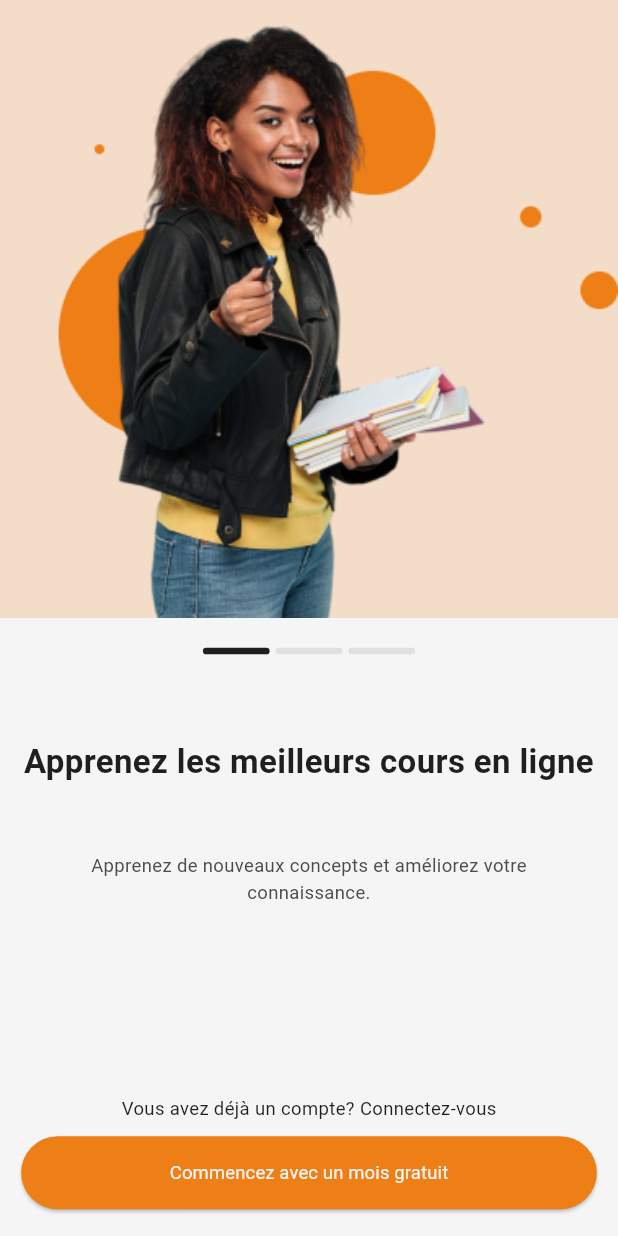
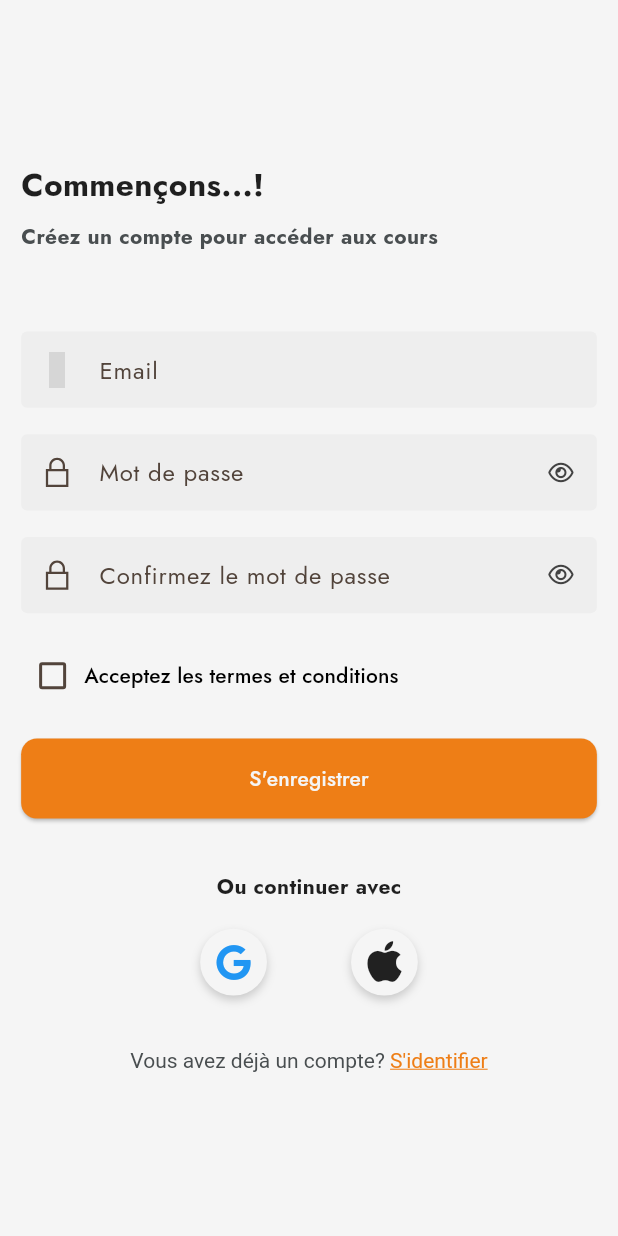
Before and after one commit to StephaneKuma/dex_ecoaching, a Flutter app: the screen it shows after launch, after a tap on "Commencez avec un mois gratuit", on a phone screen of 412 x 824 dp. Run offline on Flutter 3.47's test engine with Material 3 defaults, Android fonts, the phone set to English and light mode, and no system bars; our stand-ins replace auto_route, dartz, flutter_screenutil, font_awesome_flutter, get_it, google_fonts and 2 more; generated files the repository leaves out were written again; Roboto replaces fonts that are missing (Sarabun); grey boxes are pictures that could not be loaded.

Commit message:
WIP (Work In Progress) on authentication pages
- Add registration and sign in pages

```diff
--- a/lib/main.dart
+++ b/lib/main.dart
@@ -56,7 +56,7 @@ class MyApp extends StatelessWidget {
           primarySwatch: Colors.amber,
           inputDecorationTheme: InputDecorationTheme(
             contentPadding:
-                const EdgeInsets.symmetric(vertical: 15, horizontal: 5),
+                EdgeInsets.symmetric(vertical: 15.h, horizontal: 5.w),
             filled: true,
             fillColor: Colors.grey.shade200,
             // fillColor: Colors.white,
@@ -65,19 +65,19 @@ class MyApp extends StatelessWidget {
             // isDense: true,
             border: OutlineInputBorder(
               borderSide: BorderSide.none,
-              borderRadius: BorderRadius.circular(10),
+              borderRadius: BorderRadius.circular(12.r),
             ),
             focusedBorder: OutlineInputBorder(
-              borderSide: const BorderSide(width: 1, color: kPrimaryColor),
-              borderRadius: BorderRadius.circular(10),
+              borderSide: BorderSide(width: 1.w, color: kPrimaryColor),
+              borderRadius: BorderRadius.circular(12.r),
             ),
             enabledBorder: const OutlineInputBorder(
               borderSide: BorderSide.none,
             ),
           ),
           checkboxTheme: CheckboxThemeData(
-            checkColor: WidgetStateProperty.all(Colors.white),
-            fillColor: WidgetStateProperty.all(kPrimaryColor),
+            checkColor: WidgetStateProperty.all(kPrimaryColor),
+            // fillColor: WidgetStateProperty.all(kPrimaryColor),
           ),
           radioTheme: RadioThemeData(
             fillColor: WidgetStateProperty.all(kPrimaryColor),
--- a/lib/src/core/router/index.dart
+++ b/lib/src/core/router/index.dart
@@ -1,4 +1,5 @@
 import 'package:auto_route/auto_route.dart';
+import 'package:e_coaching/src/features/authentication/presentation/pages/index.dart';
 import 'package:e_coaching/src/features/onboarding/presentation/pages/index.dart';
 
 part 'index.gr.dart';
@@ -13,5 +14,15 @@ class AppRouter extends _$AppRouter {
           transitionsBuilder: TransitionsBuilders.fadeIn,
           durationInMilliseconds: 500,
         ),
+        CustomRoute(
+          page: SignInRoute.page,
+          transitionsBuilder: TransitionsBuilders.fadeIn,
+          durationInMilliseconds: 500,
+        ),
+        CustomRoute(
+          page: RegistrationRoute.page,
+          transitionsBuilder: TransitionsBuilders.fadeIn,
+          durationInMilliseconds: 500,
+        ),
       ];
 }
--- /dev/null
+++ b/lib/src/core/widgets/button.dart
@@ -0,0 +1,32 @@
+// ignore_for_file: public_member_api_docs, sort_constructors_first
+import 'package:flutter/material.dart';
+import 'package:flutter_screenutil/flutter_screenutil.dart';
+
+import 'package:e_coaching/src/core/constants/colors.dart';
+
+class Button extends StatelessWidget {
+  const Button({
+    super.key,
+    this.onPressed,
+    required this.label,
+  });
+
+  final void Function()? onPressed;
+  final String label;
+
+  @override
+  Widget build(BuildContext context) {
+    return ElevatedButton(
+      onPressed: onPressed,
+      style: ElevatedButton.styleFrom(
+        minimumSize: Size.fromHeight(60.h),
+        backgroundColor: kPrimaryColor,
+        foregroundColor: kSecondaryColor,
+        shape: RoundedRectangleBorder(
+          borderRadius: BorderRadius.circular(12.r),
+        ),
+      ),
+      child: Text(label),
+    );
+  }
+}
--- /dev/null
+++ b/lib/src/core/widgets/custom_text_form_field.dart
@@ -0,0 +1,65 @@
+import 'package:flutter/material.dart';
+import 'package:font_awesome_flutter/font_awesome_flutter.dart';
+
+class CustomTextFormField extends StatefulWidget {
+  const CustomTextFormField({
+    super.key,
+    required this.keyboardType,
+    required this.prefixIcon,
+    this.hasSuffix = false,
+    required this.label,
+    this.controller,
+    this.validator,
+  });
+
+  final TextInputType keyboardType;
+  final Icon prefixIcon;
+  final bool hasSuffix;
+  final String label;
+  final TextEditingController? controller;
+  final String? Function(String? value)? validator;
+
+  @override
+  State<CustomTextFormField> createState() => _CustomTextFormFieldState();
+}
+
+class _CustomTextFormFieldState extends State<CustomTextFormField> {
+  late bool _isObscured;
+
+  @override
+  void initState() {
+    super.initState();
+    _isObscured = widget.hasSuffix;
+  }
+
+  @override
+  Widget build(BuildContext context) {
+    return TextFormField(
+      cursorColor: Colors.grey.shade700,
+      keyboardType: widget.keyboardType,
+      obscureText: _isObscured,
+      decoration: InputDecoration(
+        hintText: widget.label,
+        prefixIcon: widget.prefixIcon,
+        suffixIcon: widget.hasSuffix
+            ? IconButton(
+                onPressed: () {
+                  setState(() {
+                    _isObscured = !_isObscured;
+                  });
+                },
+                icon: FaIcon(
+                  _isObscured
+                      ? FontAwesomeIcons.eye
+                      : FontAwesomeIcons.eyeSlash,
+                  size: 15,
+                  color: Colors.grey.shade800,
+                ),
+              )
+            : const SizedBox(),
+      ),
+      validator: widget.validator,
+      controller: widget.controller,
+    );
+  }
+}
--- /dev/null
+++ b/lib/src/features/authentication/presentation/pages/index.dart
@@ -0,0 +1,2 @@
+export 'registration_page.dart';
+export 'sign_in_page.dart';
--- /dev/null
+++ b/lib/src/features/authentication/presentation/pages/registration_page.dart
@@ -0,0 +1,227 @@
+import 'package:auto_route/auto_route.dart';
+import 'package:flutter/material.dart';
+import 'package:flutter_gen/gen_l10n/app_localizations.dart';
+import 'package:flutter_screenutil/flutter_screenutil.dart';
+import 'package:font_awesome_flutter/font_awesome_flutter.dart';
+import 'package:line_icons/line_icon.dart';
+
+import 'package:e_coaching/src/core/constants/colors.dart';
+import 'package:e_coaching/src/core/constants/dimensions.dart';
+import 'package:e_coaching/src/core/router/index.dart';
+import 'package:e_coaching/src/core/widgets/button.dart';
+import 'package:e_coaching/src/core/widgets/custom_text_form_field.dart';
+
+@RoutePage()
+class RegistrationPage extends StatefulWidget {
+  const RegistrationPage({super.key});
+
+  @override
+  State<RegistrationPage> createState() => _RegistrationPageState();
+}
+
+class _RegistrationPageState extends State<RegistrationPage> {
+  final GlobalKey<FormState> formKey = GlobalKey<FormState>();
+
+  late TextEditingController emailNameController;
+  late TextEditingController passwordController;
+  late TextEditingController confirmPasswordController;
+
+  bool termsAndConditions = false;
+
+  @override
+  void initState() {
+    emailNameController = TextEditingController(text: '');
+    passwordController = TextEditingController(text: '');
+    confirmPasswordController = TextEditingController(text: '');
+
+    super.initState();
+  }
+
+  @override
+  void dispose() {
+    emailNameController.dispose();
+    passwordController.dispose();
+    confirmPasswordController.dispose();
+
+    super.dispose();
+  }
+
+  @override
+  Widget build(BuildContext context) {
+    return Scaffold(
+      body: Padding(
+        padding: EdgeInsets.symmetric(horizontal: 16.w),
+        child: Column(
+          mainAxisAlignment: MainAxisAlignment.center,
+          crossAxisAlignment: CrossAxisAlignment.start,
+          children: <Widget>[
+            Text(
+              AppLocalizations.of(context)!.letUsGetStarted,
+              style: TextStyle(
+                fontSize: 24.sp,
+                fontWeight: FontWeight.w700,
+                color: kTitleColor,
+              ),
+            ),
+            SizedBox(height: 10.h),
+            Text(
+              AppLocalizations.of(context)!.createAnAccountToAccessCourses,
+              style: const TextStyle(
+                // fontSize: 14.sp,
+                fontWeight: FontWeight.bold,
+                color: kTextColor,
+              ),
+            ),
+            SizedBox(height: (kDefaultSizedBoxHeight * 3).h),
+            Form(
+              key: formKey,
+              child: Column(
+                children: <Widget>[
+                  CustomTextFormField(
+                    keyboardType: TextInputType.emailAddress,
+                    prefixIcon: const LineIcon.envelopeAlt(),
+                    label: "Email",
+                    controller: emailNameController,
+                    validator: (value) {
+                      return null;
+                    },
+                  ),
+                  SizedBox(height: kDefaultSizedBoxHeight.h),
+                  CustomTextFormField(
+                    keyboardType: TextInputType.visiblePassword,
+                    prefixIcon: const LineIcon.lock(),
+                    label: AppLocalizations.of(context)!.password,
+                    hasSuffix: true,
+                    controller: passwordController,
+                    validator: (value) {
+                      return null;
+                    },
+                  ),
+                  SizedBox(height: kDefaultSizedBoxHeight.h),
+                  CustomTextFormField(
+                    keyboardType: TextInputType.visiblePassword,
+                    prefixIcon: const LineIcon.lock(),
+                    label: AppLocalizations.of(context)!.confirmPassword,
+                    hasSuffix: true,
+                    controller: confirmPasswordController,
+                    validator: (value) {
+                      return null;
+                    },
+                  ),
+                  SizedBox(height: kDefaultSizedBoxHeight.h),
+                  CheckboxMenuButton(
+                    value: termsAndConditions,
+                    onChanged: (value) {
+                      setState(() {
+                        termsAndConditions = value!;
+                      });
+                    },
+                    style: TextButton.styleFrom(
+                      foregroundColor: Colors.black,
+                      shape: RoundedRectangleBorder(
+                        borderRadius: BorderRadius.circular(12.r),
+                      ),
+                    ),
+                    child: Text(AppLocalizations.of(context)!.acceptTerms),
+                  ),
+                  SizedBox(height: kDefaultSizedBoxHeight.h),
+                  Button(
+                    onPressed: () {},
+                    label: AppLocalizations.of(context)!.register,
+                  ),
+                  SizedBox(height: (kDefaultSizedBoxHeight * 2).h),
+                  Text(
+                    AppLocalizations.of(context)!.orContinueWith,
+                    style: const TextStyle(
+                      color: kTitleColor,
+                      fontWeight: FontWeight.bold,
+                    ),
+                  ),
+                  SizedBox(height: kDefaultSizedBoxHeight.h),
+                  SizedBox(
+                    width: (MediaQuery.of(context).size.width * .4).w,
+                    child: Row(
+                      mainAxisSize: MainAxisSize.min,
+                      children: <Widget>[
+                        GestureDetector(
+                          onTap: () {},
+                          child: Container(
+                            height: 50.h,
+                            width: 50.h,
+                            decoration: BoxDecoration(
+                              color: Colors.grey.shade100,
+                              borderRadius: BorderRadius.circular(25.r),
+                              boxShadow: <BoxShadow>[
+                                BoxShadow(
+                                  color: Colors.grey.withOpacity(0.5),
+                                  blurRadius: 5.r,
+                                  offset: const Offset(0, 3),
+                                )
+                              ],
+                            ),
+                            child: const Center(
+                              child: FaIcon(
+                                FontAwesomeIcons.google,
+                                color: Colors.blue,
+                              ),
+                            ),
+                          ),
+                        ),
+                        const Spacer(),
+                        GestureDetector(
+                          onTap: () {},
+                          child: Container(
+                            height: 50.h,
+                            width: 50.h,
+                            decoration: BoxDecoration(
+                              color: Colors.grey.shade100,
+                              borderRadius: BorderRadius.circular(25.r),
+                              boxShadow: <BoxShadow>[
+                                BoxShadow(
+                                  color: Colors.grey.withOpacity(0.5),
+                                  blurRadius: 5.r,
+                                  offset: const Offset(0, 3),
+                                )
+                              ],
+                            ),
+                            child: Center(
+                              child: FaIcon(
+                                FontAwesomeIcons.apple,
+                                size: 35.h,
+                              ),
+                            ),
+                          ),
+                        ),
+                      ],
+                    ),
+                  ),
+                  SizedBox(height: (kDefaultSizedBoxHeight * 2).h),
+                  GestureDetector(
+                    onTap: () => context.router.push(const SignInRoute()),
+                    child: RichText(
+                      text: TextSpan(
+                        text:
+                            "${AppLocalizations.of(context)!.alreadyHaveAccount} ",
+                        style: const TextStyle(color: kTextColor),
+                        children: <TextSpan>[
+                          TextSpan(
+                            text: AppLocalizations.of(context)!.signIn,
+                            style: const TextStyle(
+                              color: kPrimaryColor,
+                              decoration: TextDecoration.underline,
+                              decorationStyle: TextDecorationStyle.solid,
+                            ),
+                          )
+                        ],
+                      ),
+                    ),
+                  )
+                ],
+              ),
+            )
+          ],
+        ),
+      ),
+    );
+  }
+}
--- a/lib/src/features/onboarding/presentation/pages/onboarding_page.dart
+++ b/lib/src/features/onboarding/presentation/pages/onboarding_page.dart
@@ -1,4 +1,6 @@
 import 'package:auto_route/auto_route.dart';
+import 'package:e_coaching/src/core/router/index.dart';
+import 'package:e_coaching/src/core/widgets/button.dart';
 import 'package:flutter/material.dart';
 import 'package:flutter_gen/gen_l10n/app_localizations.dart';
 import 'package:flutter_screenutil/flutter_screenutil.dart';
@@ -110,12 +112,12 @@ class _OnboardingPageState extends State<OnboardingPage> {
                       ),
                       SizedBox(height: (kDefaultSizedBoxHeight * 2.5).h),
                       Padding(
-                        padding: EdgeInsets.symmetric(horizontal: 50.h),
+                        padding: EdgeInsets.symmetric(horizontal: 30.h),
                         child: Text(
                           descriptions[currentIndex],
                           textAlign: TextAlign.center,
                           style: GoogleFonts.sarabun(
-                            fontSize: 14.sp,
+                            // fontSize: 14.sp,
                             fontWeight: FontWeight.normal,
                             color: kTextColor,
                           ),
@@ -127,31 +129,22 @@ class _OnboardingPageState extends State<OnboardingPage> {
                   Column(
                     children: <Widget>[
                       GestureDetector(
-                        onTap: () {},
+                        onTap: () => context.router.push(const SignInRoute()),
                         child: Text(
-                          AppLocalizations.of(context)!.alreadyHaveAccount,
+                          AppLocalizations.of(context)!.alreadyHaveAccountSignIn,
                           style: GoogleFonts.sarabun(
-                            fontSize: 14.sp,
+                            // fontSize: 14.sp,
                             fontWeight: FontWeight.normal,
                             color: kTitleColor,
                           ),
                         ),
                       ),
-                      SizedBox(height: 10.h),
-                      ElevatedButton(
-                        onPressed: () {},
-                        style: ElevatedButton.styleFrom(
-                          backgroundColor: kPrimaryColor,
-                          minimumSize: Size.fromHeight(54.74.h),
-                        ),
-                        child: Text(
-                          AppLocalizations.of(context)!.startWithOneMonthFree,
-                          style: GoogleFonts.sarabun(
-                            fontSize: 14.sp,
-                            fontWeight: FontWeight.normal,
-                            color: const Color(0xFFF5F5F5),
-                          ),
-                        ),
+                      SizedBox(height: 15.h),
+                      Button(
+                        onPressed: () =>
+                            context.router.replace(const RegistrationRoute()),
+                        label:
+                            AppLocalizations.of(context)!.startWithOneMonthFree,
                       ),
                     ],
                   ),
--- a/lib/src/l10n/app_fr.arb
+++ b/lib/src/l10n/app_fr.arb
@@ -27,12 +27,72 @@
     "@onBoardingDescription3": {
         "description": "Description de l'écran d'accueil 3"
     },
-    "alreadyHaveAccount": "Vous avez déjà un compte? Connectez-vous",
+    "alreadyHaveAccountSignIn": "Vous avez déjà un compte? Identifiez-vous",
+    "@alreadyHaveAccountSignIn": {
+        "description": "Texte du lien pour se connecter"
+    },
+    "alreadyHaveAccount": "Vous avez déjà un compte?",
     "@alreadyHaveAccount": {
         "description": "Texte du lien pour se connecter"
+    },
+    "doesntHaveAccount": "Vous n'avez pas de compte?",
+    "@doesntHaveAccount": {
+        "description": "Texte du lien pour s'enregistrer"
     },
     "startWithOneMonthFree": "Commencez avec un mois gratuit",
     "@startWithOneMonthFree": {
         "description": "Texte du lien pour commencer avec un mois gratuit"
+    },
+    "letUsGetStarted": "Commençons...!",
+    "@letUsGetStarted": {
+        "description": "Texte du lien pour commencer"
+    },
+    "logIn": "Identifiez-vous...!",
+    "@logIn": {
+        "description": "Texte du lien pour se connecter"
+    },
+    "createAnAccountToAccessCourses": "Créez un compte pour accéder aux cours",
+    "@createAnAccountToAccessCourses": {
+        "description": "Texte du lien pour créer un compte"
+    },
+    "logInYourAccount": "Identifiez-vous à votre compte pour continuer vos cours",
+    "@logInYourAccount": {
+        "description": "Texte du lien pour se connecter à votre compte"
+    },
+    "email": "Email",
+    "@email": {
+        "description": "Texte du champ d'entrée de l'email"
+    },
+    "password": "Mot de passe",
+    "@password": {
+        "description": "Texte du champ d'entrée du mot de passe"
+    },
+    "confirmPassword": "Confirmez le mot de passe",
+    "@confirmPassword": {
+        "description": "Texte du champ d'entrée de la confirmation du mot de passe"
+    },
+    "acceptTerms": "Acceptez les termes et conditions",
+    "@acceptTerms": {
+        "description": "Texte du lien pour accepter les conditions"
+    },
+    "signIn": "S'identifier",
+    "@signIn": {
+        "description": "Texte du lien pour se connecter"
+    },
+    "register": "S'enregistrer",
+    "@register": {
+        "description": "Texte du lien pour s'enregistrer"
+    },
+    "forgotPassword": "Mot de passe oublié?",
+    "@forgotPassword": {
+        "description": "Texte du lien pour le mot de passe oublie"
+    },
+    "rememberMe": "Se souvenir de moi",
+    "@rememberMe": {
+        "description": "Texte du lien pour se souvenir de moi"
+    },
+    "orContinueWith": "Ou continuer avec",
+    "@orContinueWith": {
+        "description": "Texte de l'interface d'accès ou de l'interface d'enregistrement"
     }
 }
--- a/pubspec.yaml
+++ b/pubspec.yaml
@@ -44,6 +44,8 @@ dependencies:
   flutter_localizations:
     sdk: flutter
   flutter_screenutil: ^5.9.3
+  font_awesome_flutter: ^10.7.0
+  line_icons: ^2.0.3
 
 dev_dependencies:
   flutter_test:
```
Also changed, not shown: lib/src/features/authentication/presentation/pages/sign_in_page.dart (added, +229 -0 lines), lib/src/l10n/app_en.arb (+62 -2 lines), lib/src/core/router/index.gr.dart, pubspec.lock.
